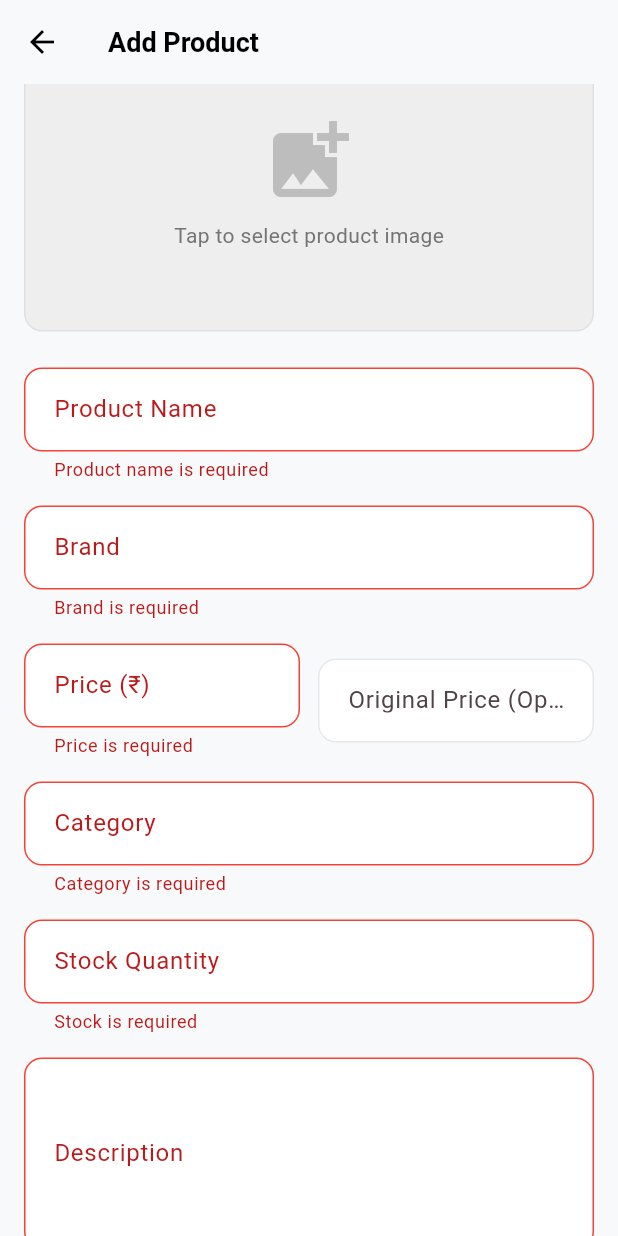
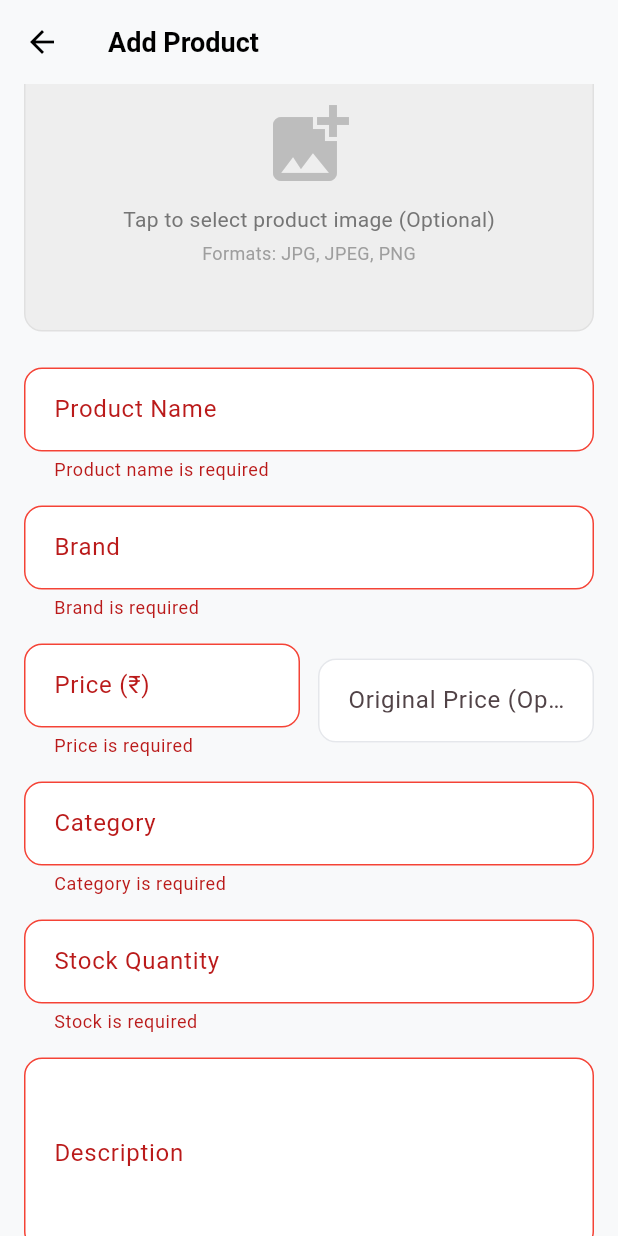
Before and after one commit to TheDevKriish/e_sneakers, a Flutter app: the AddProductScreen screen opened by its route, scrolled down 51 dp, after a tap on "Add Product", on a phone screen of 412 x 824 dp. Run offline on Flutter 3.47's test engine with Material 3 defaults, Android fonts, the light colour scheme and no system bars; our stand-ins replace cached_network_image, cloud_firestore, firebase_auth, firebase_core, firebase_storage, flutter_image_compress and 1 more; accounts and stored records are empty.

Commit message:
Fix: Make image optional and fix validation for jpg/png formats

```diff
--- a/lib/screens/admin/add_product_screen.dart
+++ b/lib/screens/admin/add_product_screen.dart
@@ -57,12 +57,17 @@ class _AddProductScreenState extends State<AddProductScreen> {
       if (pickedFile != null) {
         final file = File(pickedFile.path);
 
-        // Validate image
-        if (!_storageService.isValidImage(file)) {
+        // Validate image format - accepts jpg, jpeg, png
+        final fileName = pickedFile.name.toLowerCase();
+        final isValidFormat = fileName.endsWith('.jpg') ||
+                             fileName.endsWith('.jpeg') ||
+                             fileName.endsWith('.png');
+
+        if (!isValidFormat) {
           if (!mounted) return;
           ScaffoldMessenger.of(context).showSnackBar(
             const SnackBar(
-              content: Text('Please select a valid image file (jpg, png, webp)'),
+              content: Text('Please select a valid image (JPG, JPEG, or PNG format)'),
               backgroundColor: Colors.red,
             ),
           );
@@ -99,15 +104,7 @@ class _AddProductScreenState extends State<AddProductScreen> {
   Future<void> _addProduct() async {
     if (!_formKey.currentState!.validate()) return;
 
-    if (_selectedImage == null) {
-      ScaffoldMessenger.of(context).showSnackBar(
-        const SnackBar(
-          content: Text('Please select a product image'),
-          backgroundColor: Colors.red,
-        ),
-      );
-      return;
-    }
+    // Image is now optional - removed validation check
 
     final productsProvider = Provider.of<ProductsProvider>(context, listen: false);
 
@@ -119,7 +116,7 @@ class _AddProductScreenState extends State<AddProductScreen> {
           ? double.parse(_originalPriceController.text.trim())
           : null,
       category: _categoryController.text.trim(),
-      imageFile: _selectedImage!,
+      imageFile: _selectedImage, // Can be null now
       description: _descriptionController.text.trim(),
       stock: int.parse(_stockController.text.trim()),
     );
@@ -181,8 +178,13 @@ class _AddProductScreenState extends State<AddProductScreen> {
                           Icon(Icons.add_photo_alternate, size: 64, color: Colors.grey[400]),
                           const SizedBox(height: 8),
                           Text(
-                            'Tap to select product image',
+                            'Tap to select product image (Optional)',
                             style: TextStyle(color: Colors.grey[600]),
+                          ),
+                          const SizedBox(height: 4),
+                          Text(
+                            'Formats: JPG, JPEG, PNG',
+                            style: TextStyle(color: Colors.grey[500], fontSize: 12),
                           ),
                         ],
                       ),
```
